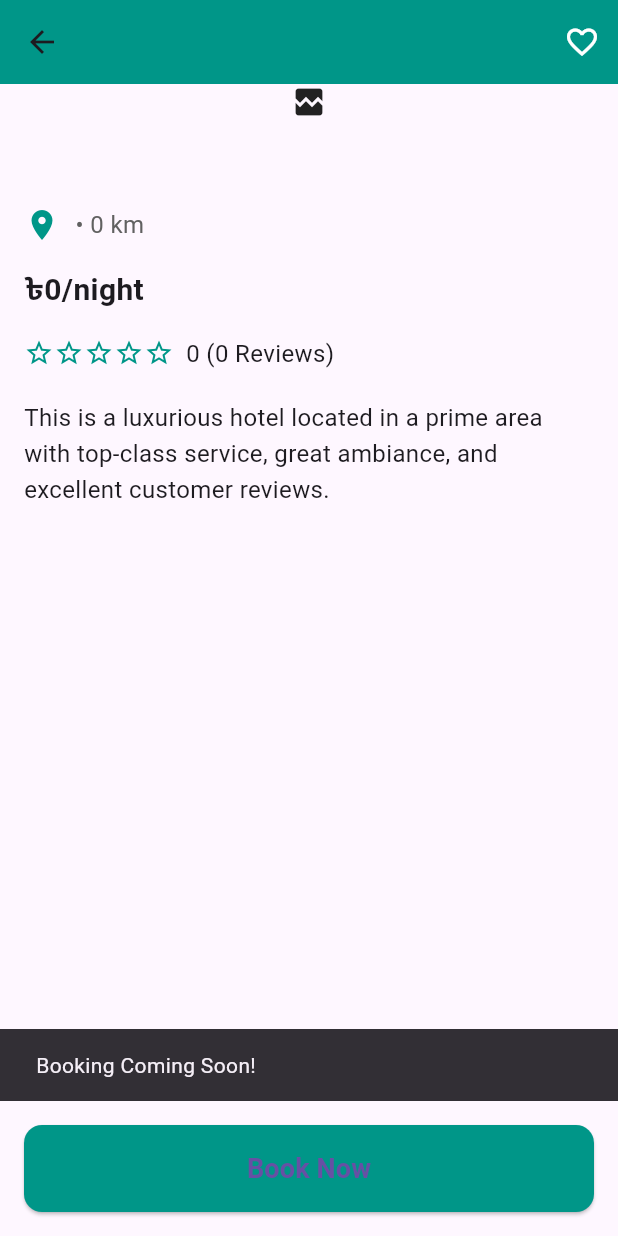
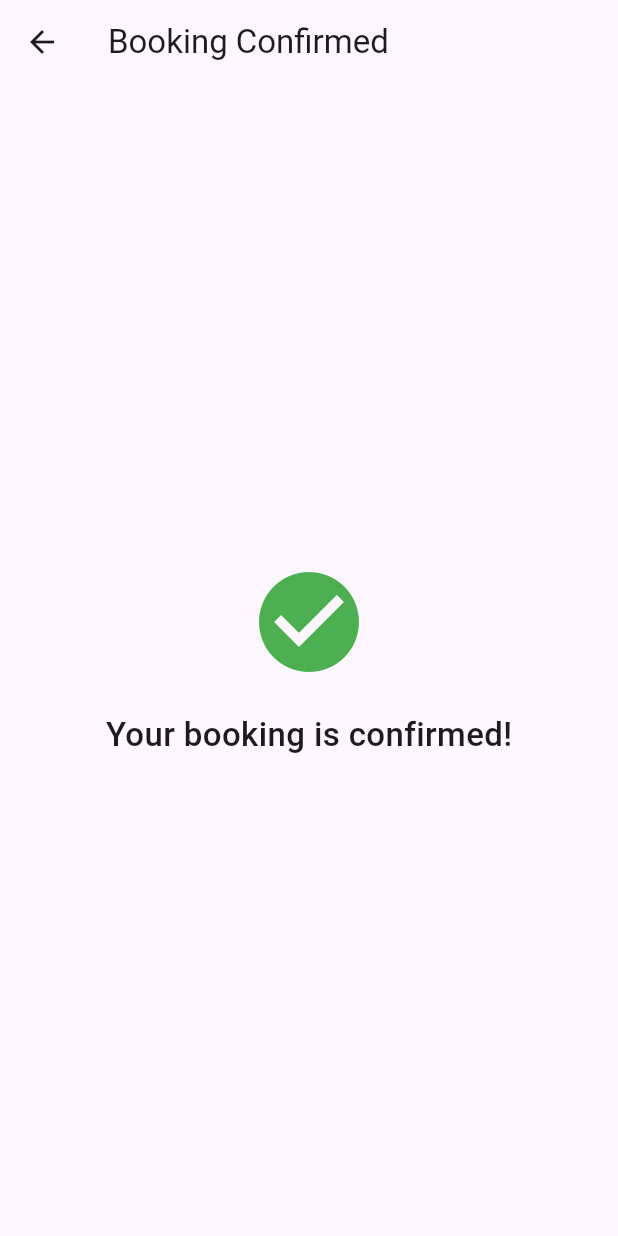
Before and after one commit to alifredowan79/Book-Now-Mobile-App, a Flutter app: the HotelDetailScreen screen opened directly with empty values, after a tap on "Book Now", on a phone screen of 412 x 824 dp. Run offline on Flutter 3.47's test engine with Material 3 defaults, Android fonts, the phone set to English and light mode, and no system bars; our stand-ins replace firebase_auth, firebase_core, fluttertoast, font_awesome_flutter, google_maps_flutter; accounts and stored records are empty; network calls fail.

Commit message:
book button functional

```diff
--- /dev/null
+++ b/lib/hotel_booking/booking_confirmation_screen.dart
@@ -0,0 +1,23 @@
+import 'package:flutter/material.dart';
+
+class BookingConfirmationScreen extends StatelessWidget {
+  @override
+  Widget build(BuildContext context) {
+    return Scaffold(
+      appBar: AppBar(title: Text("Booking Confirmed")),
+      body: Center(
+        child: Column(
+          mainAxisAlignment: MainAxisAlignment.center,
+          children: [
+            Icon(Icons.check_circle, size: 80, color: Colors.green),
+            SizedBox(height: 20),
+            Text(
+              "Your booking is confirmed!",
+              style: TextStyle(fontSize: 22, fontWeight: FontWeight.w500),
+            ),
+          ],
+        ),
+      ),
+    );
+  }
+}
--- a/lib/hotel_booking/hotel_detail_screen.dart
+++ b/lib/hotel_booking/hotel_detail_screen.dart
@@ -1,4 +1,5 @@
 import 'package:flutter/material.dart';
+import 'booking_confirmation_screen.dart';
 
 class HotelDetailScreen extends StatefulWidget {
   final dynamic hotelData;
@@ -123,8 +124,11 @@ class _HotelDetailScreenState extends State<HotelDetailScreen> {
             ),
           ),
           onPressed: () {
-            ScaffoldMessenger.of(context).showSnackBar(
-              const SnackBar(content: Text('Booking Coming Soon!')),
+            Navigator.push(
+              context,
+              MaterialPageRoute(
+                builder: (context) => BookingConfirmationScreen(),
+              ),
             );
           },
           child: const Text(
--- a/lib/hotel_booking/hotel_home_screen.dart
+++ b/lib/hotel_booking/hotel_home_screen.dart
@@ -40,10 +40,10 @@ class _HotelHomeScreenState extends State<HotelHomeScreen>
       setState(() {
         hotelList = fetchedHotels;
       });
-      return true; // ✅ Success
+      return true;
     } catch (e) {
       print('Error fetching hotel data: $e');
-      return false; // ✅ Failure
+      return false;
     }
   }
 
```
Also changed, not shown: 3 other files.
